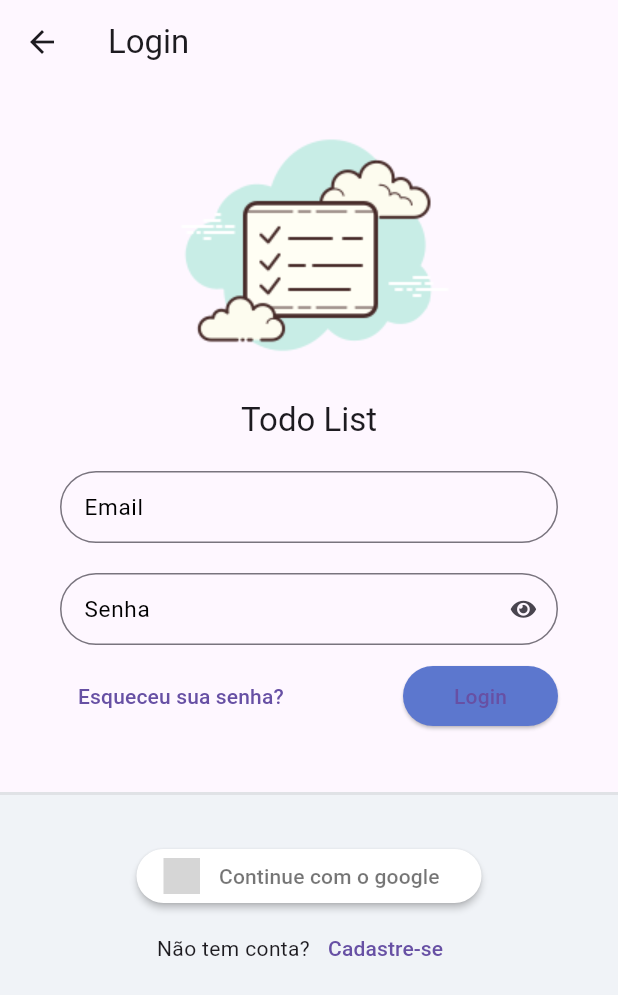
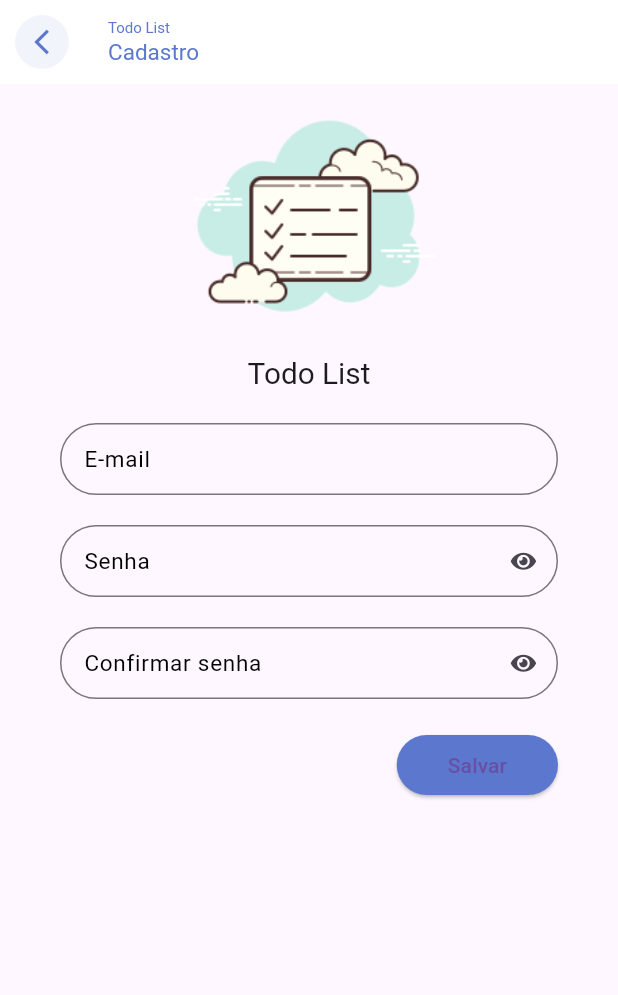
Before and after one commit to barreiradlc/todo_list_provider, a Flutter app: the screen it shows after launch, after a tap on "Cadastre-se", on a phone screen of 412 x 824 dp. Shown: the top 995 px of the screen. Run offline on Flutter 3.47's test engine with Material 3 defaults, Android fonts, the phone set to English and light mode, and no system bars; our stand-ins replace flutter_signin_button, google_fonts, nested, sqflite, sqflite_common, synchronized; missing offline and left inert: window_manager; accounts and stored records are empty; Roboto replaces fonts that are missing (Mandali); grey boxes are pictures that could not be loaded.

Commit message:
Register page

```diff
--- a/lib/app/modules/auth/login/auth_module.dart
+++ b/lib/app/modules/auth/login/auth_module.dart
@@ -2,6 +2,8 @@ import 'package:provider/provider.dart';
 import 'package:todo_list_provider/app/core/modules/todo_list_module.dart';
 import 'package:todo_list_provider/app/modules/auth/login/login_controller.dart';
 import 'package:todo_list_provider/app/modules/auth/login/login_page.dart';
+import 'package:todo_list_provider/app/modules/auth/register/register_controller.dart';
+import 'package:todo_list_provider/app/modules/auth/register/register_page.dart';
 
 class AuthModule extends TodoListModule {
   AuthModule()
@@ -9,10 +11,14 @@ class AuthModule extends TodoListModule {
           bindings: [
             ChangeNotifierProvider(
               create: (_) => LoginController(),
+            ),
+            ChangeNotifierProvider(
+              create: (_) => RegisterController(),
             )
           ],
           routers: {
             '/login': (context) => LoginPage(),
+            '/register': (context) => RegisterPage(),
           },
         );
 }
--- a/lib/app/modules/auth/login/login_page.dart
+++ b/lib/app/modules/auth/login/login_page.dart
@@ -16,8 +16,11 @@ class LoginPage extends StatelessWidget {
   Widget build(BuildContext context) {
 
     if (Platform.isWindows) {
-      WindowManager.instance.setMinimumSize(const Size(1200, 600));
-      WindowManager.instance.setMaximumSize(const Size(1200, 600));
+      WindowManager.instance.setSize(const Size(350, 700));
+    }
+
+    goToRegister() {
+      Navigator.of(context).pushNamed('/register');
     }
 
     return Scaffold(
@@ -111,7 +114,7 @@ class LoginPage extends StatelessWidget {
                                 Text('Não tem conta?'),
                                 TextButton(
                                   child: Text('Cadastre-se'),
-                                  onPressed: () {},
+                                  onPressed: goToRegister,
                                 )
                               ],
                             )
--- /dev/null
+++ b/lib/app/modules/auth/register/register_controller.dart
@@ -0,0 +1,3 @@
+import 'package:flutter/material.dart';
+
+class RegisterController extends ChangeNotifier {}
--- /dev/null
+++ b/lib/app/modules/auth/register/register_page.dart
@@ -0,0 +1,103 @@
+import 'package:flutter/material.dart';
+import 'package:todo_list_provider/app/core/ui/theme_extensions.dart';
+import 'package:todo_list_provider/app/core/widget/todo_list_field.dart';
+import 'package:todo_list_provider/app/core/widget/todo_list_logo.dart';
+
+class RegisterPage extends StatelessWidget {
+  const RegisterPage({super.key});
+
+  @override
+  Widget build(BuildContext context) {
+    goBack() {
+      Navigator.of(context).pop();
+    }
+
+    return Scaffold(
+      appBar: AppBar(
+        automaticallyImplyLeading: false,
+        backgroundColor: Colors.white,
+        title: Column(
+          crossAxisAlignment: CrossAxisAlignment.start,
+          mainAxisAlignment: MainAxisAlignment.center,
+          children: [
+            Text(
+              'Todo List',
+              style: TextStyle(
+                fontSize: 10,
+                color: context.primaryColor,
+              ),
+            ),
+            Text(
+              'Cadastro',
+              style: TextStyle(
+                fontSize: 15,
+                color: context.primaryColor,
+              ),
+            ),
+          ],
+        ),
+        leading: IconButton(
+          onPressed: goBack,
+          icon: ClipOval(
+            child: Container(
+              color: context.primaryColor.withAlpha(20),
+              padding: EdgeInsets.all(8),
+              child: Icon(
+                Icons.arrow_back_ios_outlined,
+                size: 20,
+                color: context.primaryColor,
+              ),
+            ),
+          ),
+        ),
+      ),
+      body: ListView(
+        children: [
+          Container(
+            height: MediaQuery.of(context).size.width * .5,
+            child: FittedBox(
+              child: TodoListLogo(),
+              fit: BoxFit.fitHeight,
+            ),
+          ),
+          Padding(
+            padding: EdgeInsets.symmetric(horizontal: 40, vertical: 20),
+            child: Form(
+              child: Column(
+                children: [
+                  TodoListField(label: 'E-mail'),
+                  SizedBox(height: 20),
+                  TodoListField(
+                    label: 'Senha',
+                    obscureText: true,
+                  ),
+                  SizedBox(height: 20),
+                  TodoListField(
+                    label: 'Confirmar senha',
+                    obscureText: true,
+                  ),
+                  SizedBox(height: 20),
+                  Align(
+                    alignment: Alignment.bottomRight,
+                    child: ElevatedButton(
+                      onPressed: () {},
+                      child: Padding(
+                        padding: const EdgeInsets.all(10.0),
+                        child: Text('Salvar'),
+                      ),
+                      style: ElevatedButton.styleFrom(
+                        shape: RoundedRectangleBorder(
+                          borderRadius: BorderRadius.circular(20),
+                        ),
+                      ),
+                    ),
+                  )
+                ],
+              ),
+            ),
+          ),
+        ],
+      ),
+    );
+  }
+}
```
